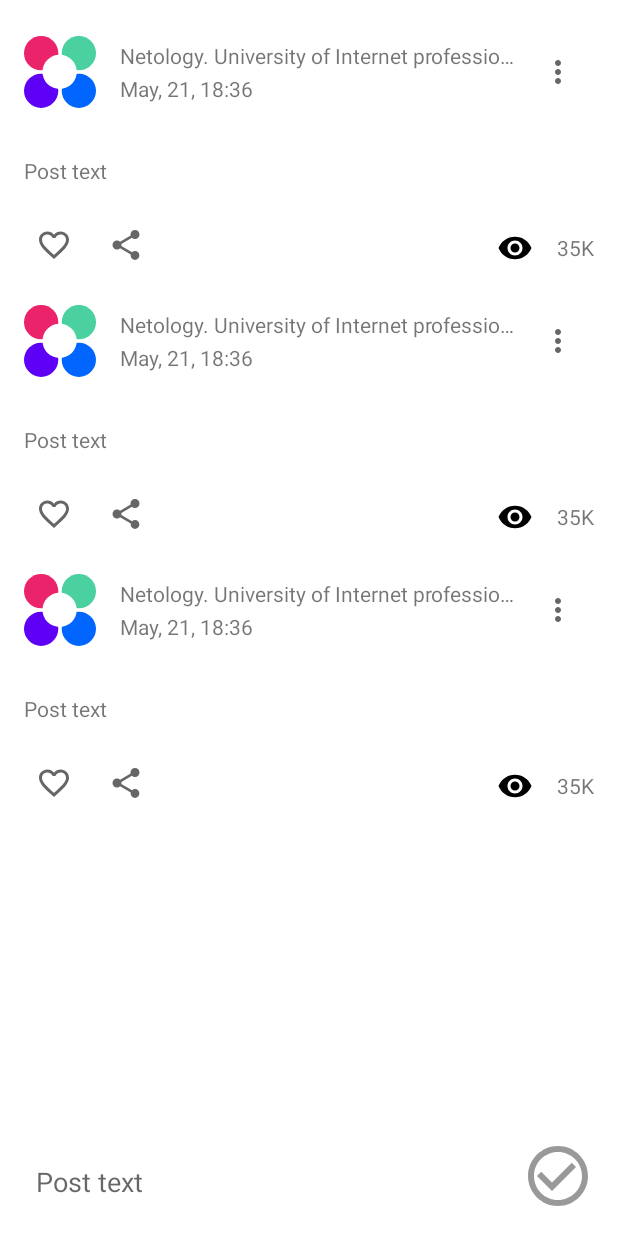
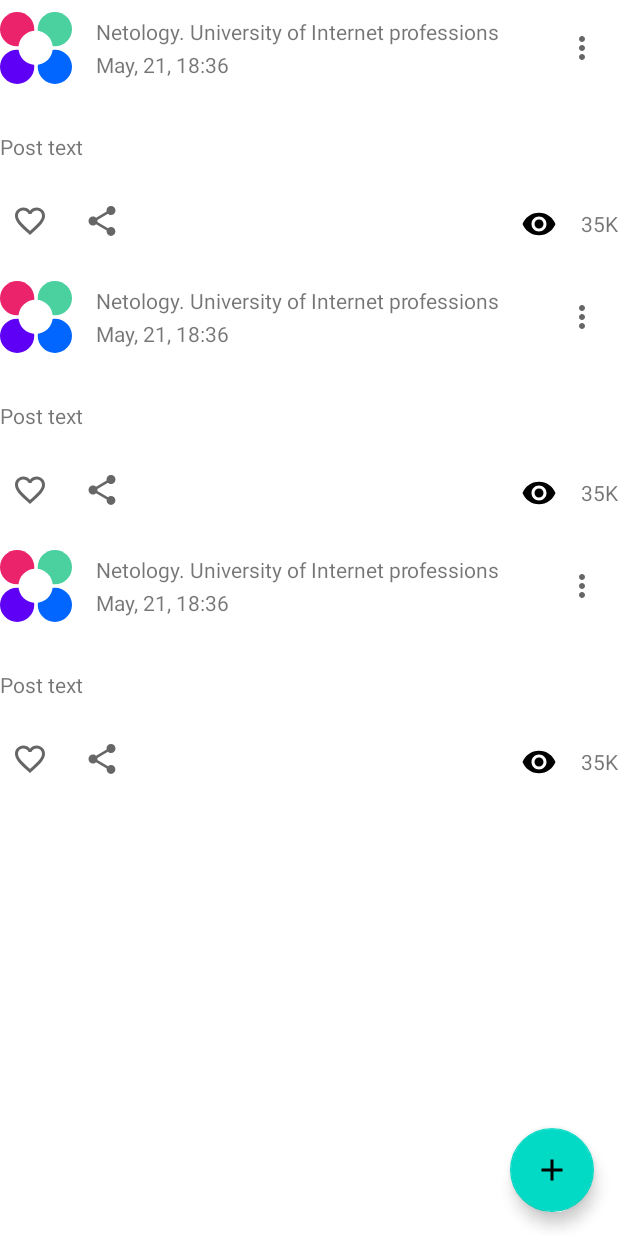
Before and after one commit to morein-mm/AndroidApp, an Android app: the layout activity_main.xml on its own in the app's theme, with its tools: preview values and no code run, on a phone screen of 412 x 824 dp. Run offline under Robolectric (Android 15) with nearby library versions, the phone set to English and light mode, and no system bars.

Commit message:
Initial commit

```diff
--- a/app/build.gradle.kts
+++ b/app/build.gradle.kts
@@ -43,6 +43,7 @@ dependencies {
     implementation("androidx.appcompat:appcompat:1.6.1")
     implementation("com.google.android.material:material:1.11.0")
     implementation("androidx.constraintlayout:constraintlayout:2.1.4")
+    implementation("androidx.activity:activity:1.8.0")
     testImplementation("junit:junit:4.13.2")
     androidTestImplementation("androidx.test.ext:junit:1.1.5")
     androidTestImplementation("androidx.test.espresso:espresso-core:3.5.1")
--- /dev/null
+++ b/app/src/main/res/drawable/ic_add_24dp.xml
@@ -0,0 +1,5 @@
+<vector android:height="24dp" android:tint="#FFFFFF"
+    android:viewportHeight="24" android:viewportWidth="24"
+    android:width="24dp" xmlns:android="http://schemas.android.com/apk/res/android">
+    <path android:fillColor="@android:color/white" android:pathData="M19,13h-6v6h-2v-6H5v-2h6V5h2v6h6v2z"/>
+</vector>
--- /dev/null
+++ b/app/src/main/res/drawable/ic_ok_24dp.xml
@@ -0,0 +1,5 @@
+<vector android:height="24dp" android:tint="#FFFFFF"
+    android:viewportHeight="24" android:viewportWidth="24"
+    android:width="24dp" xmlns:android="http://schemas.android.com/apk/res/android">
+    <path android:fillColor="@android:color/white" android:pathData="M9,16.17L4.83,12l-1.42,1.41L9,19 21,7l-1.41,-1.41z"/>
+</vector>
--- a/app/src/main/res/layout/activity_main.xml
+++ b/app/src/main/res/layout/activity_main.xml
@@ -4,105 +4,22 @@
     xmlns:tools="http://schemas.android.com/tools"
     android:layout_width="match_parent"
     android:layout_height="match_parent"
-    android:padding="16dp"
     tools:context=".MainActivity">
 
     <androidx.recyclerview.widget.RecyclerView
         android:id="@+id/list"
         android:layout_width="match_parent"
-        android:layout_height="0dp"
+        android:layout_height="match_parent"
         app:layoutManager="androidx.recyclerview.widget.LinearLayoutManager"
-        app:layout_constraintBottom_toTopOf="@id/edit_block"
-        app:layout_constraintTop_toTopOf="parent"
         tools:listitem="@layout/post_card" />
 
-    <androidx.constraintlayout.widget.Group
-        android:id="@+id/group"
+    <com.google.android.material.floatingactionbutton.FloatingActionButton
+        android:id="@+id/fab"
         android:layout_width="wrap_content"
         android:layout_height="wrap_content"
-        android:visibility="gone"
-        app:constraint_referenced_ids="edit_block" />
-
-    <androidx.constraintlayout.widget.ConstraintLayout
-        android:id="@+id/edit_block"
-        android:layout_width="match_parent"
-        android:layout_height="50dp"
-        android:background="@android:color/white"
-        app:layout_constraintBottom_toTopOf="@id/barrierTop">
-
-        <ImageButton
-            android:id="@+id/edit_icon"
-            android:layout_width="wrap_content"
-            android:layout_height="wrap_content"
-            android:background="@android:color/transparent"
-            android:src="@drawable/baseline_edit_24"
-            app:layout_constraintStart_toStartOf="@id/edit_block"
-            app:layout_constraintTop_toTopOf="@id/edit_block" />
-
-        <TextView
-            android:id="@+id/post_edit"
-            android:layout_width="0dp"
-            android:layout_height="wrap_content"
-            android:ellipsize="end"
-            android:maxLines="1"
-            android:text="@string/post_edit"
-            android:textColor="@android:color/holo_blue_dark"
-            app:layout_constraintEnd_toStartOf="@id/cancel_icon"
-            app:layout_constraintStart_toEndOf="@id/edit_icon"
-            app:layout_constraintTop_toTopOf="@id/edit_block"
-            tools:text="Edit post" />
-
-        <TextView
-            android:id="@+id/post_line"
-            android:layout_width="0dp"
-            android:layout_height="wrap_content"
-            android:ellipsize="end"
-            android:maxLines="1"
-            app:layout_constraintEnd_toStartOf="@id/cancel_icon"
-            app:layout_constraintStart_toEndOf="@id/edit_icon"
-            app:layout_constraintTop_toBottomOf="@id/post_edit"
-            tools:text="Текст поста..." />
-
-
-        <ImageButton
-            android:id="@+id/cancel_icon"
-            android:layout_width="wrap_content"
-            android:layout_height="wrap_content"
-            android:background="@android:color/transparent"
-            android:src="@drawable/baseline_cancel_24"
-            app:layout_constraintEnd_toEndOf="@id/edit_block"
-            app:layout_constraintTop_toTopOf="@id/edit_block" />
-
-
-    </androidx.constraintlayout.widget.ConstraintLayout>
-
-    <EditText
-        android:id="@+id/edit"
-        android:layout_width="0dp"
-        android:layout_height="wrap_content"
-        android:background="@android:color/transparent"
-        android:hint="@string/post_text"
-        android:importantForAutofill="no"
-        android:inputType="textMultiLine"
-        android:padding="8dp"
+        android:layout_margin="@dimen/fab_margin"
+        android:contentDescription="@string/add_post"
         app:layout_constraintBottom_toBottomOf="parent"
-        app:layout_constraintEnd_toStartOf="@id/save"
-        app:layout_constraintStart_toStartOf="parent" />
-
-    <ImageButton
-        android:id="@+id/save"
-        android:layout_width="wrap_content"
-        android:layout_height="wrap_content"
-        android:background="@android:color/transparent"
-        android:src="@drawable/ic_save_48"
-        app:layout_constraintBottom_toBottomOf="parent"
-        app:layout_constraintEnd_toEndOf="parent" />
-
-    <androidx.constraintlayout.widget.Barrier
-        android:id="@+id/barrierTop"
-        android:layout_width="wrap_content"
-        android:layout_height="wrap_content"
-        app:barrierDirection="top"
-        app:constraint_referenced_ids="edit,save" />
-
+        app:layout_constraintEnd_toEndOf="parent"
+        app:srcCompat="@drawable/ic_add_24dp" />
 </androidx.constraintlayout.widget.ConstraintLayout>
--- a/app/src/main/res/values/strings.xml
+++ b/app/src/main/res/values/strings.xml
@@ -11,4 +11,7 @@
     <string name="post_text">Post text</string>
     <string name="post_edit">Edit post</string>
     <string name="error_empty_content">Content can not be empty</string>
+    <string name="chooser_share_post">Share</string>
+    <string name="description_post_save">Save</string>
+    <string name="add_post">Add post</string>
 </resources>
```
Also changed, not shown: app/src/main/AndroidManifest.xml (+15 -0 lines), app/src/main/java/ru/netology/nmedia/IntentHandlerActivity.kt (added, +44 -0 lines), app/src/main/java/ru/netology/nmedia/MainActivity.kt (+56 -35 lines), app/src/main/java/ru/netology/nmedia/NewPostActivity.kt (added, +45 -0 lines), app/src/main/res/layout/activity_intent_handler.xml (added, +9 -0 lines), app/src/main/res/layout/activity_new_post.xml (added, +35 -0 lines), 1 other file.
